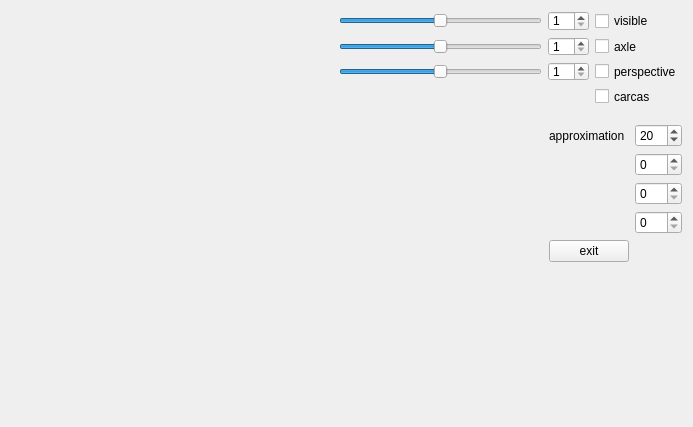
Before: the Qt Designer form frame.ui in Siterina/ComputerGraphics_3_4, drawn with Qt 5.
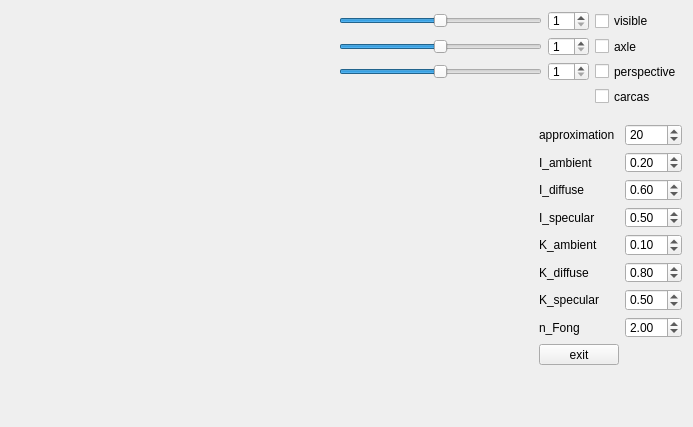
After: the same form once the commit is applied.

```diff
--- a/frame.ui
+++ b/frame.ui
@@ -182,23 +182,16 @@
    </item>
    <item row="2" column="1">
     <layout class="QGridLayout" name="gridLayout">
-     <item row="0" column="2">
-      <widget class="QSpinBox" name="Approximation">
-       <property name="minimum">
-        <number>1</number>
-       </property>
+     <item row="4" column="2">
+      <widget class="QDoubleSpinBox" name="ka">
        <property name="maximum">
-        <number>100</number>
+        <double>1.000000000000000</double>
+       </property>
+       <property name="singleStep">
+        <double>0.100000000000000</double>
        </property>
        <property name="value">
-        <number>20</number>
-       </property>
-      </widget>
-     </item>
-     <item row="0" column="1">
-      <widget class="QLabel" name="label">
-       <property name="text">
-        <string>approximation</string>
+        <double>0.100000000000000</double>
        </property>
       </widget>
      </item>
@@ -215,13 +208,81 @@
        </property>
       </spacer>
      </item>
-     <item row="2" column="2">
-      <widget class="QSpinBox" name="spinBox_3"/>
+     <item row="0" column="2">
+      <widget class="QSpinBox" name="Approximation">
+       <property name="minimum">
+        <number>1</number>
+       </property>
+       <property name="maximum">
+        <number>100</number>
+       </property>
+       <property name="value">
+        <number>20</number>
+       </property>
+      </widget>
+     </item>
+     <item row="0" column="1">
+      <widget class="QLabel" name="label">
+       <property name="text">
+        <string>approximation</string>
+       </property>
+      </widget>
      </item>
      <item row="1" column="2">
-      <widget class="QSpinBox" name="spinBox_2"/>
+      <widget class="QDoubleSpinBox" name="ia">
+       <property name="maximum">
+        <double>1.000000000000000</double>
+       </property>
+       <property name="singleStep">
+        <double>0.100000000000000</double>
+       </property>
+       <property name="value">
+        <double>0.200000000000000</double>
+       </property>
+      </widget>
+     </item>
+     <item row="2" column="2">
+      <widget class="QDoubleSpinBox" name="id">
+       <property name="maximum">
+        <double>1.000000000000000</double>
+       </property>
+       <property name="singleStep">
+        <double>0.100000000000000</double>
+       </property>
+       <property name="value">
+        <double>0.600000000000000</double>
+       </property>
+      </widget>
+     </item>
+     <item row="3" column="1">
+      <widget class="QLabel" name="label_4">
+       <property name="text">
+        <string>I_specular</string>
+       </property>
+      </widget>
      </item>
      <item row="4" column="1">
+      <widget class="QLabel" name="label_5">
+       <property name="text">
+        <string>K_ambient</string>
+       </property>
+      </widget>
+     </item>
+     <item row="5" column="1">
+      <widget class="QLabel" name="label_6">
+       <property name="text">
+        <string>K_diffuse</string>
+       </property>
+      </widget>
+     </item>
+     <item row="6" column="1">
+      <widget class="QLabel" name="label_7">
+       <property name="text">
+        <string>K_specular</string>
+       </property>
+      </widget>
+     </item>
+     <item row="8" column="1">
       <widget class="QPushButton" name="exitButton">
        <property name="text">
         <string>exit</string>
@@ -229,7 +290,77 @@
       </widget>
      </item>
      <item row="3" column="2">
-      <widget class="QSpinBox" name="spinBox_4"/>
+      <widget class="QDoubleSpinBox" name="is">
+       <property name="maximum">
+        <double>1.000000000000000</double>
+       </property>
+       <property name="singleStep">
+        <double>0.100000000000000</double>
+       </property>
+       <property name="value">
+        <double>0.500000000000000</double>
+       </property>
+      </widget>
+     </item>
+     <item row="1" column="1">
+      <widget class="QLabel" name="label_2">
+       <property name="text">
+        <string>I_ambient</string>
+       </property>
+      </widget>
+     </item>
+     <item row="6" column="2">
+      <widget class="QDoubleSpinBox" name="ks">
+       <property name="maximum">
+        <double>1.000000000000000</double>
+       </property>
+       <property name="singleStep">
+        <double>0.100000000000000</double>
+       </property>
+       <property name="value">
+        <double>0.500000000000000</double>
+       </property>
+      </widget>
+     </item>
+     <item row="2" column="1">
+      <widget class="QLabel" name="label_3">
+       <property name="text">
+        <string>I_diffuse</string>
+       </property>
+      </widget>
+     </item>
+     <item row="5" column="2">
+      <widget class="QDoubleSpinBox" name="kd">
+       <property name="maximum">
+        <double>1.000000000000000</double>
+       </property>
+       <property name="singleStep">
+        <double>0.100000000000000</double>
+       </property>
+       <property name="value">
+        <double>0.800000000000000</double>
+       </property>
+      </widget>
+     </item>
+     <item row="7" column="2">
+      <widget class="QDoubleSpinBox" name="fong">
+       <property name="minimum">
+        <double>1.000000000000000</double>
+       </property>
+       <property name="maximum">
+        <double>10.000000000000000</double>
+       </property>
+       <property name="value">
+        <double>2.000000000000000</double>
+       </property>
+      </widget>
+     </item>
+     <item row="7" column="1">
+      <widget class="QLabel" name="label_8">
+       <property name="text">
+        <string>n_Fong</string>
+       </property>
+      </widget>
      </item>
     </layout>
    </item>
```
